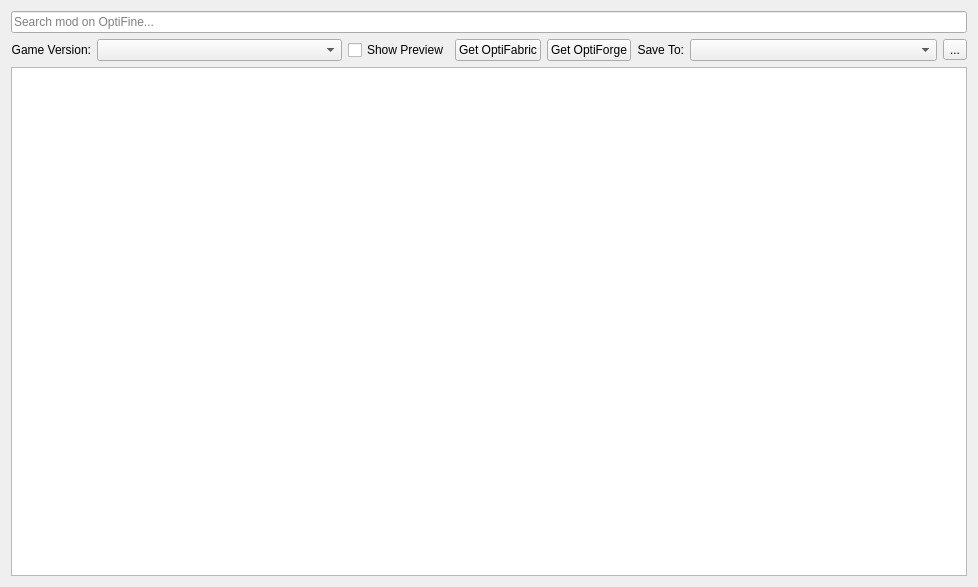
Before: the Qt Designer form src/ui/optifine/optifinemodbrowser.ui in kaniol-lck/modmanager, drawn with Qt 5.
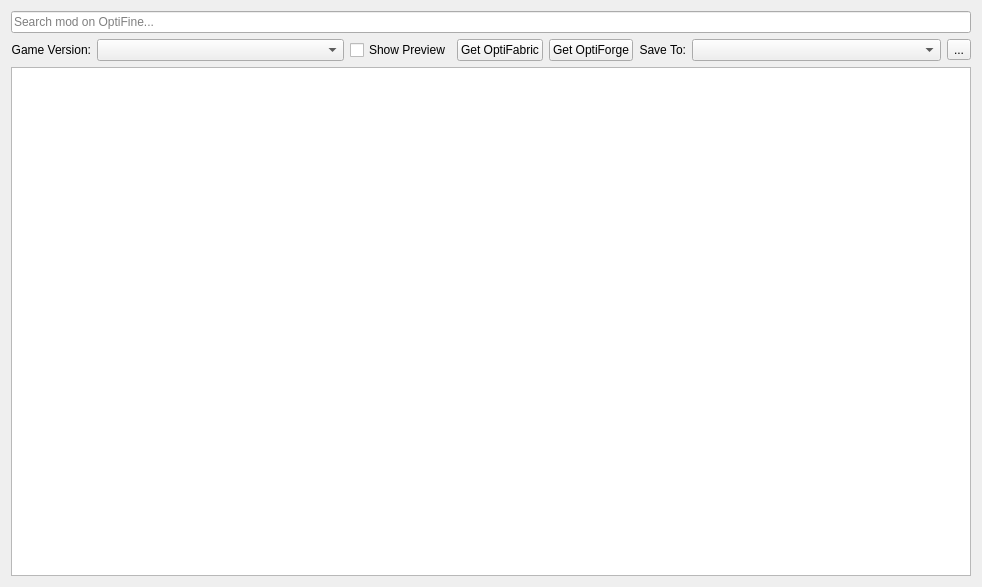
After: the same form once the commit is applied. Icons and pictures are not drawn.

```diff
--- a/src/ui/optifine/optifinemodbrowser.ui
+++ b/src/ui/optifine/optifinemodbrowser.ui
@@ -6,7 +6,7 @@
    <rect>
     <x>0</x>
     <y>0</y>
-    <width>978</width>
+    <width>982</width>
     <height>587</height>
    </rect>
   </property>
```
Left out of the diff: 6 changed lines with no effect on the pictures.
